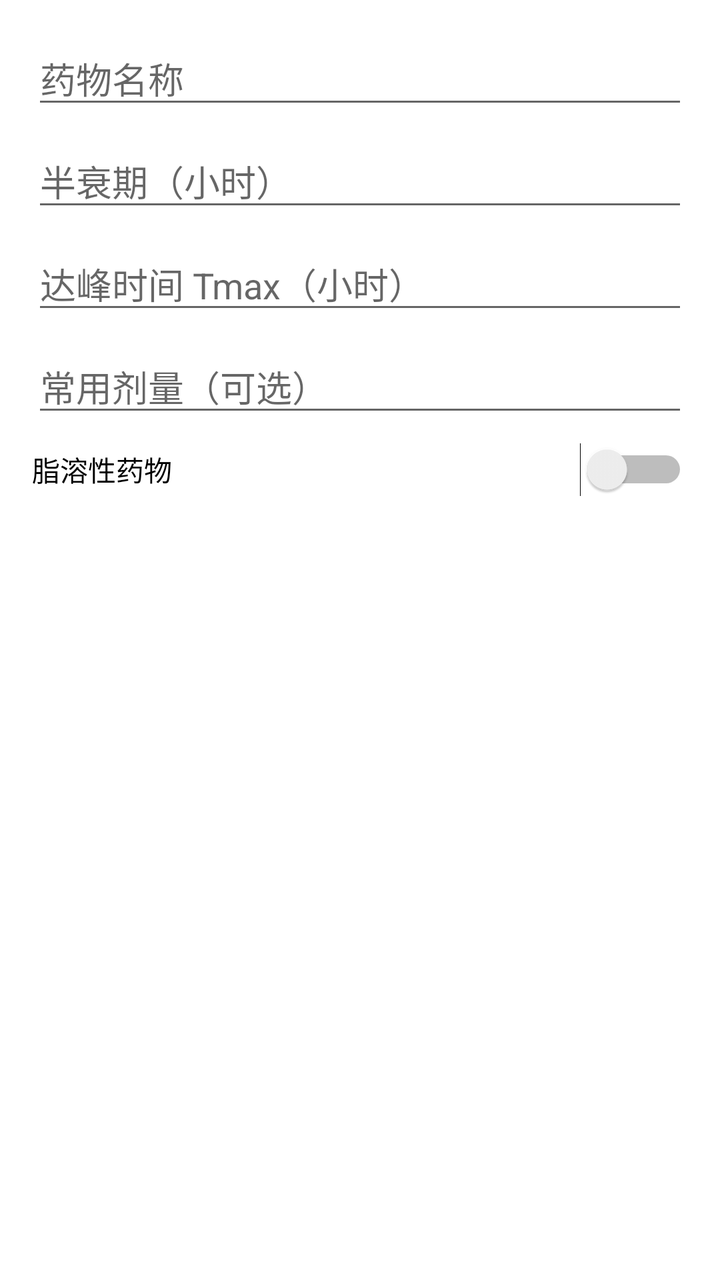
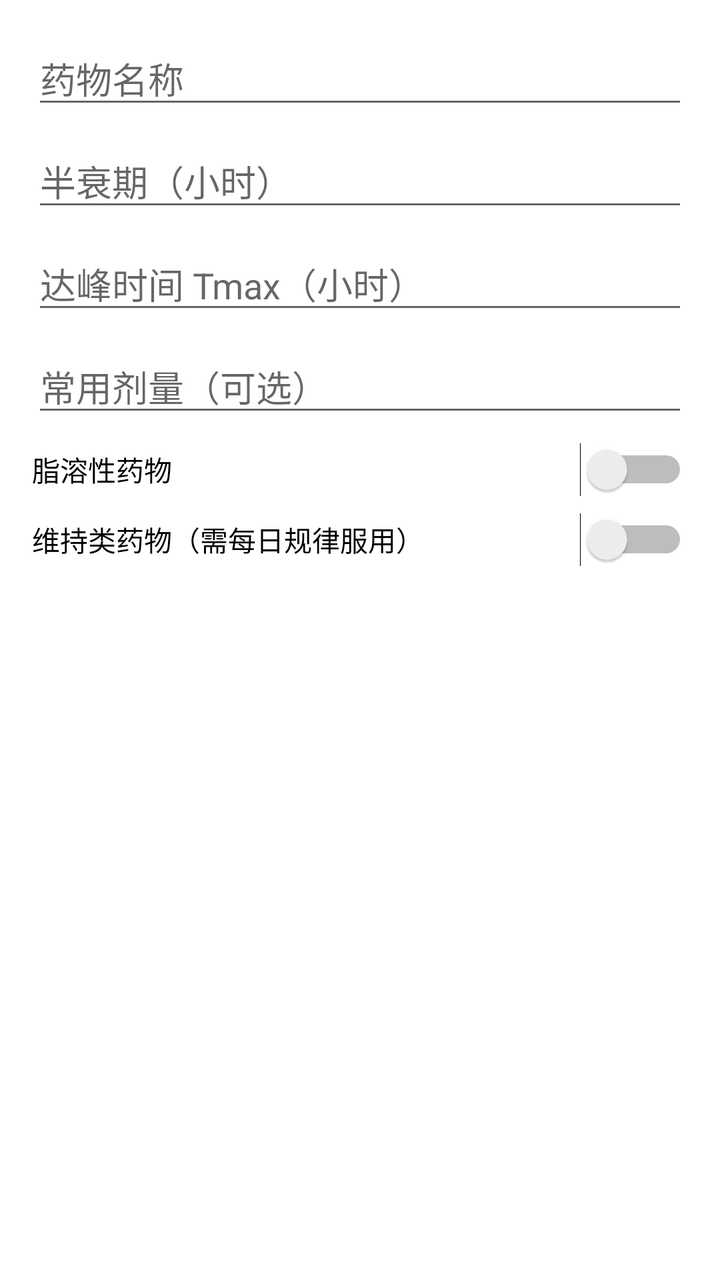

Before-and-after screenshots of an Android layout around one commit, followed by the original layout XML and the change that was made.
<!-- AndroidManifest.xml: application theme Theme.DrugTracker -->
<!-- res/layout/dialog_add_drug.xml -->
<?xml version="1.0" encoding="utf-8"?>
<LinearLayout xmlns:android="http://schemas.android.com/apk/res/android"
    android:layout_width="match_parent"
    android:layout_height="wrap_content"
    android:orientation="vertical"
    android:padding="16dp">

    <EditText
        android:id="@+id/etName"
        android:layout_width="match_parent"
        android:layout_height="wrap_content"
        android:hint="药物名称"
        android:inputType="text" />

    <EditText
        android:id="@+id/etHalfLife"
        android:layout_width="match_parent"
        android:layout_height="wrap_content"
        android:layout_marginTop="8dp"
        android:hint="半衰期（小时）"
        android:inputType="numberDecimal" />

    <EditText
        android:id="@+id/etTmax"
        android:layout_width="match_parent"
        android:layout_height="wrap_content"
        android:layout_marginTop="8dp"
        android:hint="达峰时间 Tmax（小时）"
        android:inputType="numberDecimal" />

    <EditText
        android:id="@+id/etDose"
        android:layout_width="match_parent"
        android:layout_height="wrap_content"
        android:layout_marginTop="8dp"
        android:hint="常用剂量（可选）"
        android:inputType="numberDecimal" />

    <Switch
        android:id="@+id/switchLipophilic"
        android:layout_width="match_parent"
        android:layout_height="wrap_content"
        android:layout_marginTop="8dp"
        android:text="脂溶性药物" />
</LinearLayout>
<!-- resources referenced by this layout -->
<resources>
  <style name="Theme.DrugTracker" parent="Theme.MaterialComponents.DayNight.NoActionBar">
          <item name="windowActionBar">false</item>
          <item name="windowNoTitle">true</item>
  
          <item name="colorPrimary">@color/colorPrimary</item>
          <item name="colorPrimaryVariant">@color/colorPrimaryDark</item>
          <item name="colorOnPrimary">@color/white</item>
          <item name="colorSecondary">@color/colorAccent</item>
      </style>
  <color name="colorPrimary">#1976D2</color>
  <color name="colorPrimaryDark">#1565C0</color>
  <color name="white">#FFFFFF</color>
  <color name="colorAccent">#2196F3</color>
</resources>

<!-- the commit's change to res/layout/dialog_add_drug.xml (unified diff, before → after) -->
@@ -42,4 +42,13 @@
         android:layout_height="wrap_content"
         android:layout_marginTop="8dp"
         android:text="脂溶性药物" />
+
+    
+    <Switch
+        android:id="@+id/switchCritical"
+        android:layout_width="match_parent"
+        android:layout_height="wrap_content"
+        android:layout_marginTop="8dp"
+        android:text="维持类药物（需每日规律服用）" />
+
 </LinearLayout>
